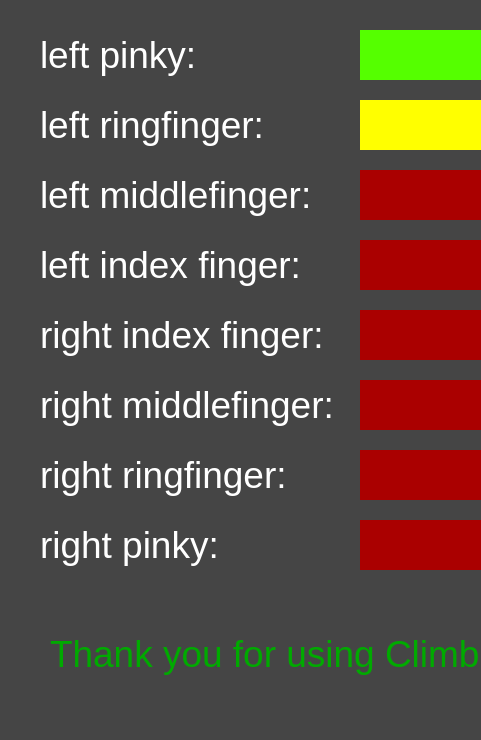
First picture: the form in climbdoc/results.ui, repository Jonasstre/Climbdoc, before the edit; both pictures show x 0 to 481 and y 0 to 740 of the 1280 by 740 pixel window.
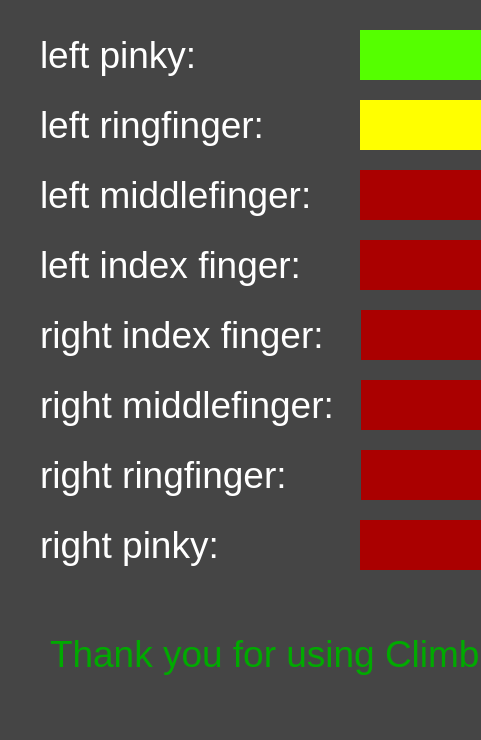
Second picture: the form after the edit.

```diff
--- a/climbdoc/results.ui
+++ b/climbdoc/results.ui
@@ -65,7 +65,7 @@
     <rect>
      <x>710</x>
      <y>150</y>
-     <width>541</width>
+     <width>571</width>
      <height>421</height>
     </rect>
    </property>
@@ -193,7 +193,7 @@
     <rect>
      <x>40</x>
      <y>520</y>
-     <width>184</width>
+     <width>321</width>
      <height>50</height>
     </rect>
    </property>
@@ -214,7 +214,7 @@
     <rect>
      <x>40</x>
      <y>450</y>
-     <width>257</width>
+     <width>321</width>
      <height>50</height>
     </rect>
    </property>
@@ -235,7 +235,7 @@
     <rect>
      <x>40</x>
      <y>30</y>
-     <width>160</width>
+     <width>301</width>
      <height>50</height>
     </rect>
    </property>
@@ -256,7 +256,7 @@
     <rect>
      <x>40</x>
      <y>100</y>
-     <width>230</width>
+     <width>311</width>
      <height>50</height>
     </rect>
    </property>
@@ -277,7 +277,7 @@
     <rect>
      <x>40</x>
      <y>170</y>
-     <width>280</width>
+     <width>311</width>
      <height>50</height>
     </rect>
    </property>
@@ -298,7 +298,7 @@
     <rect>
      <x>40</x>
      <y>240</y>
-     <width>265</width>
+     <width>311</width>
      <height>50</height>
     </rect>
    </property>
@@ -319,7 +319,7 @@
     <rect>
      <x>40</x>
      <y>310</y>
-     <width>290</width>
+     <width>321</width>
      <height>50</height>
     </rect>
    </property>
@@ -340,7 +340,7 @@
     <rect>
      <x>40</x>
      <y>380</y>
-     <width>305</width>
+     <width>321</width>
      <height>50</height>
     </rect>
    </property>
```
